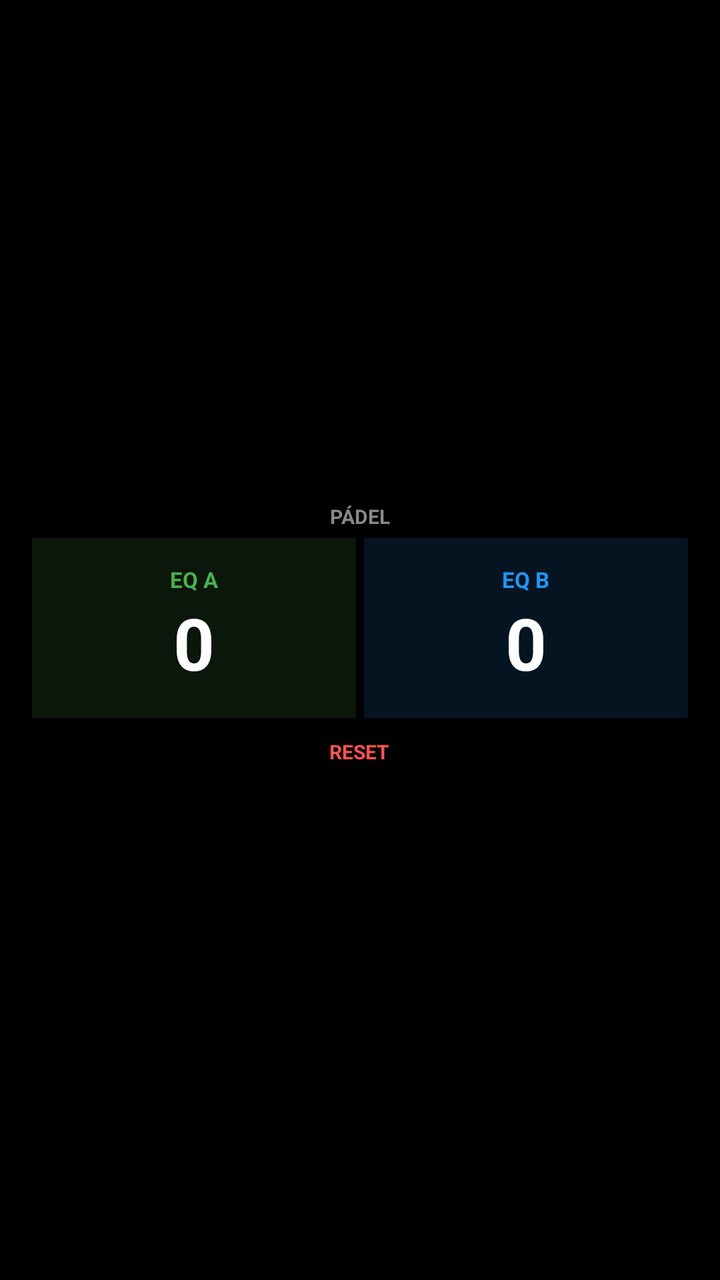
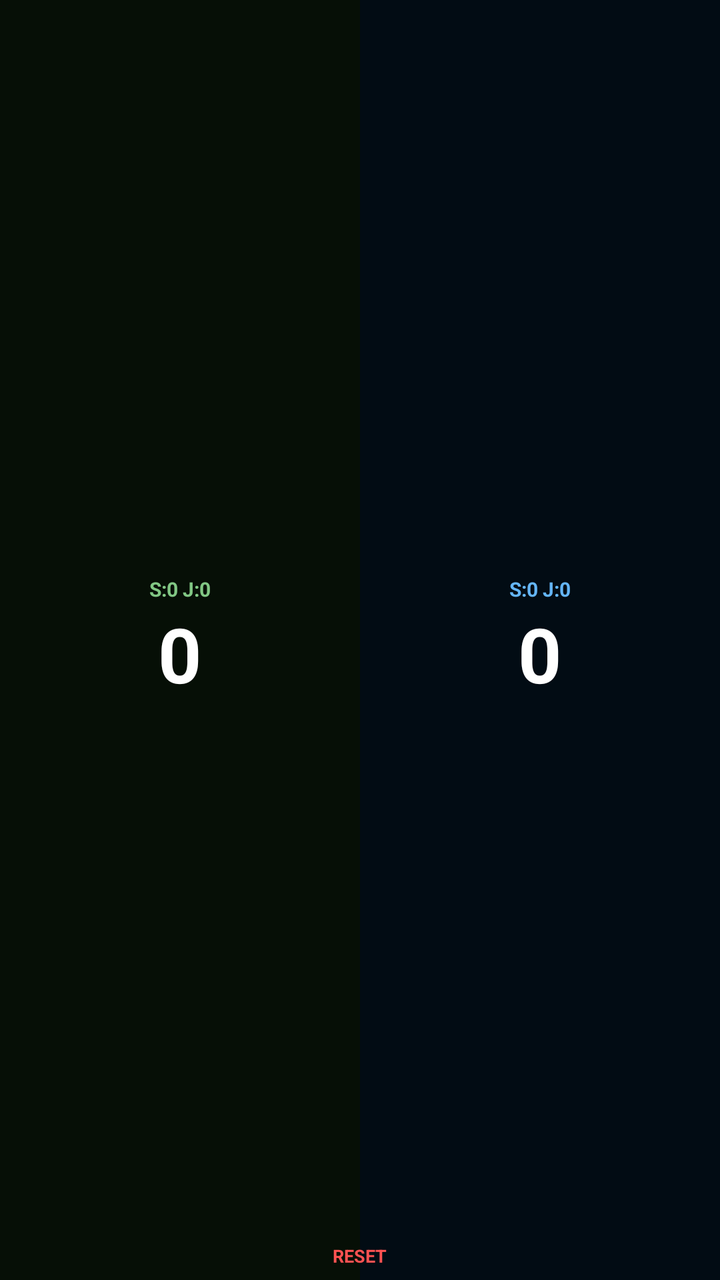

Compare the two renders of this Android layout. The source of the first and the diff that turns it into the second are given below.
<!-- AndroidManifest.xml: activity theme android:Theme.DeviceDefault.NoActionBar -->
<!-- res/layout/activity_wear.xml -->
<?xml version="1.0" encoding="utf-8"?>
<LinearLayout xmlns:android="http://schemas.android.com/apk/res/android"
    android:layout_width="match_parent"
    android:layout_height="match_parent"
    android:orientation="vertical"
    android:gravity="center"
    android:background="#000000"
    android:padding="16dp">

    <TextView
        android:layout_width="wrap_content"
        android:layout_height="wrap_content"
        android:text="PÁDEL"
        android:textColor="#888888"
        android:textSize="10sp"
        android:textStyle="bold"
        android:layout_marginBottom="4dp" />

    
    <LinearLayout
        android:layout_width="match_parent"
        android:layout_height="90dp"
        android:orientation="horizontal"
        android:gravity="center">

        
        <LinearLayout
            android:id="@+id/layoutTeamA"
            android:layout_width="0dp"
            android:layout_height="match_parent"
            android:layout_weight="1"
            android:gravity="center"
            android:orientation="vertical"
            android:background="#224CAF50"
            android:clickable="true"
            android:focusable="true"
            android:layout_marginEnd="2dp">

            <TextView
                android:layout_width="wrap_content"
                android:layout_height="wrap_content"
                android:text="EQ A"
                android:textColor="#4CAF50"
                android:textSize="11sp"
                android:textStyle="bold" />

            <TextView
                android:id="@+id/tvScoreA"
                android:layout_width="wrap_content"
                android:layout_height="wrap_content"
                android:text="0"
                android:textColor="#FFFFFF"
                android:textSize="36sp"
                android:textStyle="bold" />
        </LinearLayout>

        
        <LinearLayout
            android:id="@+id/layoutTeamB"
            android:layout_width="0dp"
            android:layout_height="match_parent"
            android:layout_weight="1"
            android:gravity="center"
            android:orientation="vertical"
            android:background="#222196F3"
            android:clickable="true"
            android:focusable="true"
            android:layout_marginStart="2dp">

            <TextView
                android:layout_width="wrap_content"
                android:layout_height="wrap_content"
                android:text="EQ B"
                android:textColor="#2196F3"
                android:textSize="11sp"
                android:textStyle="bold" />

            <TextView
                android:id="@+id/tvScoreB"
                android:layout_width="wrap_content"
                android:layout_height="wrap_content"
                android:text="0"
                android:textColor="#FFFFFF"
                android:textSize="36sp"
                android:textStyle="bold" />
        </LinearLayout>

    </LinearLayout>

    
    <TextView
        android:id="@+id/btnReset"
        android:layout_width="wrap_content"
        android:layout_height="wrap_content"
        android:text="RESET"
        android:textColor="#FF5252"
        android:textSize="10sp"
        android:textStyle="bold"
        android:padding="6dp"
        android:clickable="true"
        android:focusable="true"
        android:layout_marginTop="4dp" />

</LinearLayout>
<!-- resources referenced by this layout -->
<resources>

</resources>

<!-- the commit's change to res/layout/activity_wear.xml (unified diff, before → after) -->
@@ -1,27 +1,13 @@
 <?xml version="1.0" encoding="utf-8"?>
-<LinearLayout xmlns:android="http://schemas.android.com/apk/res/android"
+<RelativeLayout xmlns:android="http://schemas.android.com/apk/res/android"
     android:layout_width="match_parent"
     android:layout_height="match_parent"
-    android:orientation="vertical"
-    android:gravity="center"
-    android:background="#000000"
-    android:padding="16dp">
+    android:background="#000000">
 
-    <TextView
-        android:layout_width="wrap_content"
-        android:layout_height="wrap_content"
-        android:text="PÁDEL"
-        android:textColor="#888888"
-        android:textSize="10sp"
-        android:textStyle="bold"
-        android:layout_marginBottom="4dp" />
-
-    
     <LinearLayout
         android:layout_width="match_parent"
-        android:layout_height="90dp"
-        android:orientation="horizontal"
-        android:gravity="center">
+        android:layout_height="match_parent"
+        android:orientation="horizontal">
 
         
         <LinearLayout
@@ -29,19 +15,19 @@
             android:layout_width="0dp"
             android:layout_height="match_parent"
             android:layout_weight="1"
+            android:orientation="vertical"
             android:gravity="center"
-            android:orientation="vertical"
-            android:background="#224CAF50"
+            android:background="#154CAF50"
             android:clickable="true"
-            android:focusable="true"
-            android:layout_marginEnd="2dp">
+            android:focusable="true">
 
             <TextView
+                android:id="@+id/tvSetsA"
                 android:layout_width="wrap_content"
                 android:layout_height="wrap_content"
-                android:text="EQ A"
-                android:textColor="#4CAF50"
-                android:textSize="11sp"
+                android:text="S:0 J:0"
+                android:textColor="#81C784"
+                android:textSize="10sp"
                 android:textStyle="bold" />
 
             <TextView
@@ -50,7 +36,7 @@
                 android:layout_height="wrap_content"
                 android:text="0"
                 android:textColor="#FFFFFF"
-                android:textSize="36sp"
+                android:textSize="38sp"
                 android:textStyle="bold" />
         </LinearLayout>
 
@@ -60,19 +46,19 @@
             android:layout_width="0dp"
             android:layout_height="match_parent"
             android:layout_weight="1"
+            android:orientation="vertical"
             android:gravity="center"
-            android:orientation="vertical"
-            android:background="#222196F3"
+            android:background="#152196F3"
             android:clickable="true"
-            android:focusable="true"
-            android:layout_marginStart="2dp">
+            android:focusable="true">
 
             <TextView
+                android:id="@+id/tvSetsB"
                 android:layout_width="wrap_content"
                 android:layout_height="wrap_content"
-                android:text="EQ B"
-                android:textColor="#2196F3"
-                android:textSize="11sp"
+                android:text="S:0 J:0"
+                android:textColor="#64B5F6"
+                android:textSize="10sp"
                 android:textStyle="bold" />
 
             <TextView
@@ -81,24 +67,24 @@
                 android:layout_height="wrap_content"
                 android:text="0"
                 android:textColor="#FFFFFF"
-                android:textSize="36sp"
+                android:textSize="38sp"
                 android:textStyle="bold" />
         </LinearLayout>
 
     </LinearLayout>
 
-    
     <TextView
         android:id="@+id/btnReset"
         android:layout_width="wrap_content"
         android:layout_height="wrap_content"
         android:text="RESET"
         android:textColor="#FF5252"
-        android:textSize="10sp"
+        android:textSize="9sp"
         android:textStyle="bold"
         android:padding="6dp"
+        android:layout_alignParentBottom="true"
+        android:layout_centerHorizontal="true"
         android:clickable="true"
-        android:focusable="true"
-        android:layout_marginTop="4dp" />
+        android:focusable="true" />
 
-</LinearLayout>
+</RelativeLayout>
